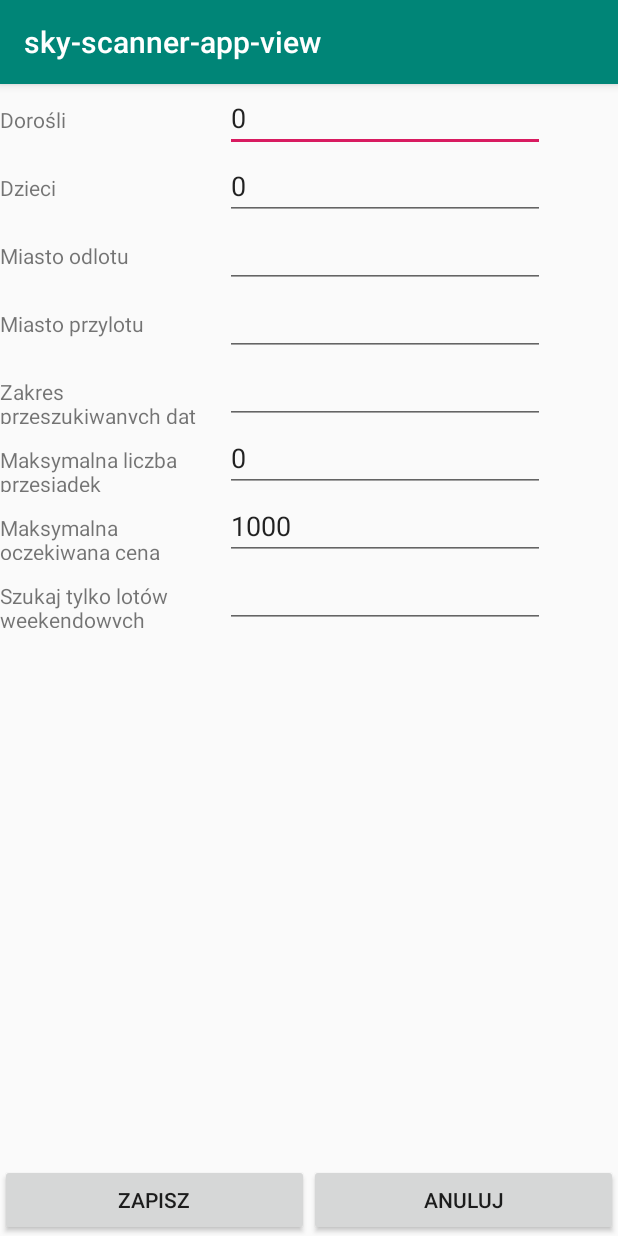
After one commit to wojole94/android-app-us, an Android app: the EditFormActivity screen opened directly, with no data from a screen before it, on a phone screen of 412 x 824 dp. The commit adds this screen. Run offline under Robolectric (Android 15) with nearby library versions, the phone set to English and light mode, and no system bars; our stand-ins replace ButterKnife.

Commit message:
*adding edit activity

```diff
--- /dev/null
+++ b/sky-scanner-app-view/app/src/main/java/pl/studia/android/skyscanner/view/EditFormActivity.java
@@ -0,0 +1,30 @@
+package pl.studia.android.skyscanner.view;
+
+import androidx.appcompat.app.AppCompatActivity;
+
+import android.os.Bundle;
+import android.view.View;
+import android.widget.Button;
+
+import butterknife.BindView;
+import butterknife.ButterKnife;
+
+public class EditFormActivity extends AppCompatActivity {
+    @BindView(R.id.Bcancel) Button Bcancel;
+    final EditFormActivity context = this;
+
+    @Override
+    protected void onCreate(Bundle savedInstanceState) {
+        super.onCreate(savedInstanceState);
+        setContentView(R.layout.activity_edit_form_layout);
+        ButterKnife.bind(this);
+
+        Bcancel.setOnClickListener(new View.OnClickListener() {
+            @Override
+            public void onClick(View v) {
+                //Setting new fragment at tab
+                context.finish();
+            }
+        });
+    }
+}
--- a/sky-scanner-app-view/app/src/main/java/pl/studia/android/skyscanner/view/MainActivity.java
+++ b/sky-scanner-app-view/app/src/main/java/pl/studia/android/skyscanner/view/MainActivity.java
@@ -18,9 +18,6 @@ public class MainActivity extends AppCompatActivity{
     protected TabLayout tabs;
      TextView txtMsg;
     ViewGroup scrollViewgroup;
-    //@BindView(R.id.Badd)Button addButton;
-    //@BindView(R.id.Bedit) Button editButton;
-    //@BindView(R.id.Bdel) Button delButton;
 
     String[] items = { "Data-1", "Dodaj..." };
 
--- a/sky-scanner-app-view/app/src/main/java/pl/studia/android/skyscanner/view/TabFragment.java
+++ b/sky-scanner-app-view/app/src/main/java/pl/studia/android/skyscanner/view/TabFragment.java
@@ -40,7 +40,7 @@ public class TabFragment extends Fragment {
     @Nullable
     @Override
     public View onCreateView(@NonNull LayoutInflater inflater, @Nullable ViewGroup container, @Nullable Bundle savedInstanceState) {
-        LinearLayout standard_tab_layout =(LinearLayout) inflater.inflate(R.layout.standard_tab_layout, null);
+        LinearLayout standard_tab_layout = (LinearLayout) inflater.inflate(R.layout.standard_tab_layout, null);
         return standard_tab_layout;
     }
 }
--- /dev/null
+++ b/sky-scanner-app-view/app/src/main/res/layout/activity_edit_form_layout.xml
@@ -0,0 +1,248 @@
+<?xml version="1.0" encoding="utf-8"?>
+<LinearLayout xmlns:android="http://schemas.android.com/apk/res/android"
+    xmlns:app="http://schemas.android.com/apk/res-auto"
+    xmlns:tools="http://schemas.android.com/tools"
+    android:layout_width="match_parent"
+    android:layout_height="match_parent"
+    android:orientation="vertical"
+    tools:context=".EditFormActivity">
+    <TableLayout
+        android:layout_width="match_parent"
+        android:layout_height="wrap_content">
+
+        <TableRow
+            android:layout_width="match_parent"
+            android:layout_height="match_parent" >
+
+            <LinearLayout
+                android:layout_width="match_parent"
+                android:layout_height="match_parent"
+                android:orientation="horizontal">
+
+                <TextView
+                    android:id="@+id/TVadults"
+                    android:layout_width="150dp"
+                    android:layout_height="wrap_content"
+                    android:layout_weight="1"
+                    android:text="@string/adults_count_text" />
+
+                <EditText
+                    android:id="@+id/ETadults"
+                    android:layout_width="wrap_content"
+                    android:layout_height="wrap_content"
+                    android:layout_weight="1"
+                    android:ems="10"
+                    android:inputType="textPersonName"
+                    android:text="0" />
+            </LinearLayout>
+        </TableRow>
+
+        <TableRow
+            android:layout_width="match_parent"
+            android:layout_height="match_parent" >
+
+            <LinearLayout
+                android:layout_width="match_parent"
+                android:layout_height="match_parent"
+                android:orientation="horizontal">
+
+                <TextView
+                    android:id="@+id/TVchilds"
+                    android:layout_width="150dp"
+                    android:layout_height="wrap_content"
+                    android:layout_weight="1"
+                    android:text="@string/childs_count_text" />
+
+                <EditText
+                    android:id="@+id/ETchilds"
+                    android:layout_width="wrap_content"
+                    android:layout_height="wrap_content"
+                    android:layout_weight="1"
+                    android:ems="10"
+                    android:inputType="textPersonName"
+                    android:text="0" />
+            </LinearLayout>
+        </TableRow>
+
+        <TableRow
+            android:layout_width="match_parent"
+            android:layout_height="match_parent" >
+
+            <LinearLayout
+                android:layout_width="match_parent"
+                android:layout_height="match_parent"
+                android:orientation="horizontal">
+
+                <TextView
+                    android:id="@+id/TVdepLoc"
+                    android:layout_width="150dp"
+                    android:layout_height="wrap_content"
+                    android:layout_weight="1"
+                    android:text="@string/departure_loc_text" />
+
+                <EditText
+                    android:id="@+id/ETdepLoc"
+                    android:layout_width="wrap_content"
+                    android:layout_height="wrap_content"
+                    android:layout_weight="1"
+                    android:ems="10"
+                    android:inputType="textPersonName"
+                    android:text="" />
+            </LinearLayout>
+        </TableRow>
+
+        <TableRow
+            android:layout_width="match_parent"
+            android:layout_height="match_parent" >
+
+            <LinearLayout
+                android:layout_width="match_parent"
+                android:layout_height="match_parent"
+                android:orientation="horizontal">
+
+                <TextView
+                    android:id="@+id/TVarrLoc"
+                    android:layout_width="150dp"
+                    android:layout_height="wrap_content"
+                    android:layout_weight="1"
+                    android:text="@string/arrival_loc_text" />
+
+                <EditText
+                    android:id="@+id/ETarrLoc"
+                    android:layout_width="wrap_content"
+                    android:layout_height="wrap_content"
+                    android:layout_weight="1"
+                    android:ems="10"
+                    android:inputType="textPersonName"
+                    android:text="" />
+            </LinearLayout>
+        </TableRow>
+        <TableRow
+            android:layout_width="match_parent"
+            android:layout_height="match_parent" >
+
+            <LinearLayout
+                android:layout_width="match_parent"
+                android:layout_height="match_parent"
+                android:orientation="horizontal">
+
+                <TextView
+                    android:id="@+id/TVdates"
+                    android:layout_width="150dp"
+                    android:layout_height="wrap_content"
+                    android:layout_weight="1"
+                    android:text="@string/date_range_text" />
+
+                <EditText
+                    android:id="@+id/ETdates"
+                    android:layout_width="wrap_content"
+                    android:layout_height="wrap_content"
+                    android:layout_weight="1"
+                    android:ems="10"
+                    android:inputType="textPersonName"
+                    android:text="" />
+            </LinearLayout>
+        </TableRow>
+        <TableRow
+            android:layout_width="match_parent"
+            android:layout_height="match_parent" >
+
+            <LinearLayout
+                android:layout_width="match_parent"
+                android:layout_height="match_parent"
+                android:orientation="horizontal">
+
+                <TextView
+                    android:id="@+id/TVmaxTrans"
+                    android:layout_width="150dp"
+                    android:layout_height="wrap_content"
+                    android:layout_weight="1"
+                    android:text="@string/max_transfers_text" />
+
+                <EditText
+                    android:id="@+id/ETmaxTrans"
+                    android:layout_width="wrap_content"
+                    android:layout_height="wrap_content"
+                    android:layout_weight="1"
+                    android:ems="10"
+                    android:inputType="textPersonName"
+                    android:text="0" />
+            </LinearLayout>
+        </TableRow>
+        <TableRow
+            android:layout_width="match_parent"
+            android:layout_height="match_parent" >
+
+            <LinearLayout
+                android:layout_width="match_parent"
+                android:layout_height="match_parent"
+                android:orientation="horizontal">
+
+                <TextView
+                    android:id="@+id/TVmaxCost"
+                    android:layout_width="150dp"
+                    android:layout_height="wrap_content"
+                    android:layout_weight="1"
+                    android:text="@string/max_cost_text" />
+
+                <EditText
+                    android:id="@+id/ETmaxCost"
+                    android:layout_width="wrap_content"
+                    android:layout_height="wrap_content"
+                    android:layout_weight="1"
+                    android:ems="10"
+                    android:inputType="textPersonName"
+                    android:text="1000" />
+            </LinearLayout>
+        </TableRow>
+        <TableRow
+            android:layout_width="match_parent"
+            android:layout_height="match_parent" >
+
+            <LinearLayout
+                android:layout_width="match_parent"
+                android:layout_height="match_parent"
+                android:orientation="horizontal">
+
+                <TextView
+                    android:id="@+id/TVweekends"
+                    android:layout_width="150dp"
+                    android:layout_height="wrap_content"
+                    android:layout_weight="1"
+                    android:text="@string/just_weekends_text" />
+
+                <EditText
+                    android:id="@+id/ETweekends"
+                    android:layout_width="wrap_content"
+                    android:layout_height="wrap_content"
+                    android:layout_weight="1"
+                    android:ems="10"
+                    android:inputType="textPersonName"
+                    android:text="" />
+            </LinearLayout>
+        </TableRow>
+    </TableLayout>
+
+    <LinearLayout
+        android:layout_width="match_parent"
+        android:layout_height="match_parent"
+        android:orientation="horizontal"
+        android:gravity="bottom|center">
+
+        <Button
+            android:id="@+id/Bsave"
+            android:layout_width="wrap_content"
+            android:layout_height="wrap_content"
+            android:layout_weight="1"
+            android:text="@string/save_button" />
+
+        <Button
+            android:id="@+id/Bcancel"
+            android:layout_width="wrap_content"
+            android:layout_height="wrap_content"
+            android:layout_weight="1"
+            android:text="@string/cancel_button" />
+
+
+    </LinearLayout>
+</LinearLayout>
--- a/sky-scanner-app-view/app/src/main/res/layout/add_new_tab_layout.xml
+++ b/sky-scanner-app-view/app/src/main/res/layout/add_new_tab_layout.xml
@@ -3,7 +3,7 @@
     android:layout_width="match_parent"
     android:layout_height="match_parent">
     <Button
-        android:id="@+id/button"
+        android:id="@+id/Badd"
         android:layout_width="wrap_content"
         android:layout_height="wrap_content"
         android:layout_centerInParent="true"
--- a/sky-scanner-app-view/app/src/main/res/values/strings.xml
+++ b/sky-scanner-app-view/app/src/main/res/values/strings.xml
@@ -6,4 +6,17 @@
     <string name="add_new_button">DODAJ NOWY PROFIL</string>
     <string name="edit_button">EDYTUJ PROFIL</string>
     <string name="del_button">USUŃ PROFIL</string>
+
+    <string name="cancel_button">ANULUJ</string>
+    <string name="save_button">ZAPISZ</string>
+
+    <string name="adults_count_text">Dorośli</string>
+    <string name="childs_count_text">Dzieci</string>
+    <string name="departure_loc_text">Miasto odlotu</string>
+    <string name="arrival_loc_text">Miasto przylotu</string>
+    <string name="date_range_text">Zakres przeszukiwanych dat</string>
+    <string name="max_transfers_text">Maksymalna liczba przesiadek</string>
+    <string name="max_cost_text">Maksymalna oczekiwana cena</string>
+    <string name="just_weekends_text">Szukaj tylko lotów weekendowych</string>
+
 </resources>
```
Also changed, not shown: sky-scanner-app-view/app/src/main/AndroidManifest.xml (+4 -3 lines), sky-scanner-app-view/app/src/main/java/pl/studia/android/skyscanner/view/AddTabFragment.java (+17 -1 lines), sky-scanner-app-view/app/build.gradle (line endings or trailing spaces), 3 other files.
